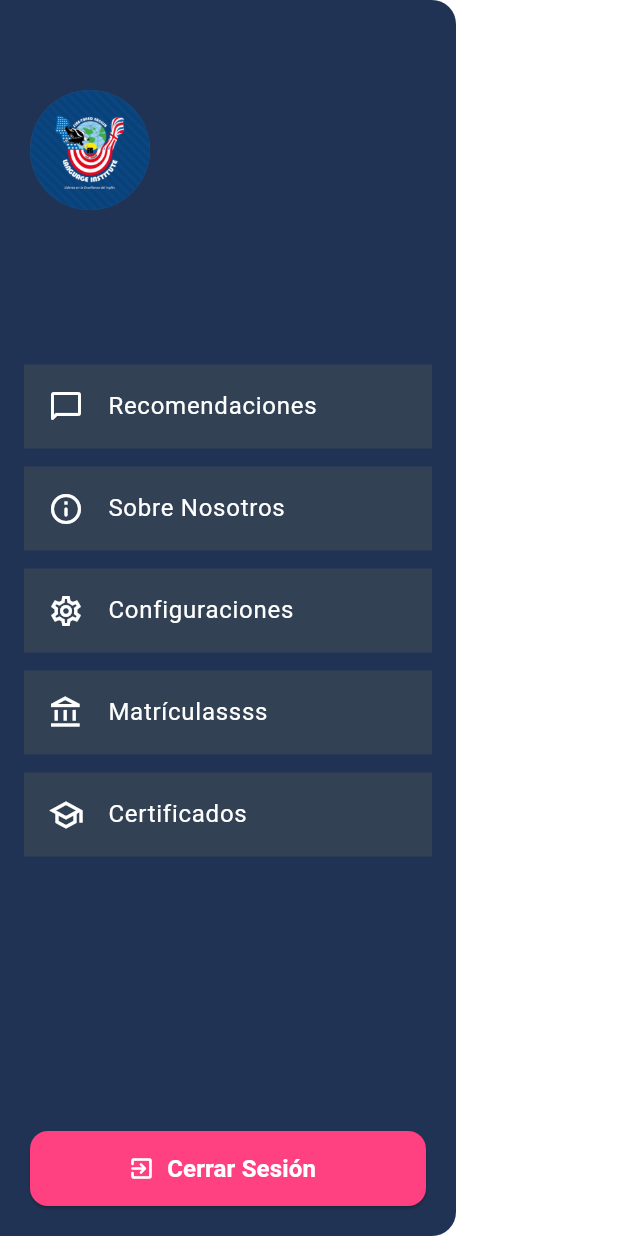
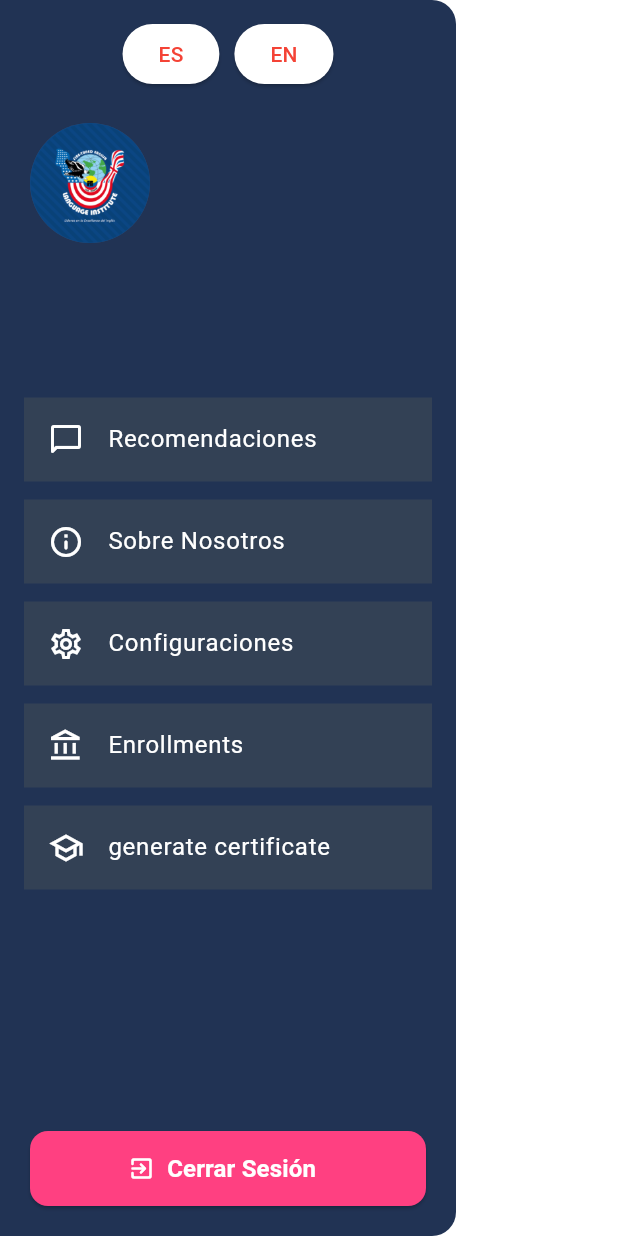
Before and after one commit to CristianJ23/fine-tuned-english, a Flutter app: the AppDrawer widget shown alone on an empty page, opened directly, on a phone screen of 412 x 824 dp. Run offline on Flutter 3.47's test engine with Material 3 defaults, Android fonts, the phone set to English and light mode, and no system bars; our stand-ins replace cloud_firestore, easy_localization, firebase_auth, firebase_core, flutter_credit_card, open_filex and 4 more; accounts and stored records are empty.

Commit message:
traduccion de la app

```diff
--- /dev/null
+++ b/FineTunedEnglish/app/assets/langs/en.json
@@ -0,0 +1,6 @@
+{
+  "title": "Generate Certificate",
+  "generar_certificado": "generate certificate",
+  "matriculas": "Enrollments",
+  "hello": "Hello, {{name}}"
+}
--- /dev/null
+++ b/FineTunedEnglish/app/assets/langs/es.json
@@ -0,0 +1,6 @@
+{
+  "title": "Generador de Certificados",
+  "generar_certificado": "Generar Certificado",
+  "matriculas": "Matrículas",
+  "hello": "Hola, {{name}}"
+}
--- a/FineTunedEnglish/app/lib/presentation/widgets/app_drawer.dart
+++ b/FineTunedEnglish/app/lib/presentation/widgets/app_drawer.dart
@@ -1,4 +1,5 @@
 import 'package:flutter/material.dart';
+import 'package:easy_localization/easy_localization.dart'; // <-- IMPORTANTE
 import '../services/auth_service.dart';
 import '../models/usuarios.dart';
 import '../pages/payment_page.dart';
@@ -17,6 +18,39 @@ class AppDrawer extends StatelessWidget {
       backgroundColor: drawerBackgroundColor,
       child: Column(
         children: [
+          // === Botón de idioma en la parte superior ===
+          SafeArea(
+            child: Padding(
+              padding: const EdgeInsets.all(12.0),
+              child: Row(
+                mainAxisAlignment: MainAxisAlignment.center,
+                children: [
+                  ElevatedButton(
+                    style: ElevatedButton.styleFrom(
+                      backgroundColor: Colors.white,
+                      foregroundColor: Colors.red, //color del texto
+                    ),
+                    onPressed: () {
+                      context.setLocale(const Locale('es'));
+                    },
+                    child: const Text("ES"),
+                  ),
+                  const SizedBox(width: 10),
+                  ElevatedButton(
+                    style: ElevatedButton.styleFrom(
+                      backgroundColor: Colors.white,
+                      foregroundColor: Colors.red, //color del texto
+                    ),
+                    onPressed: () {
+                      context.setLocale(const Locale('en'));
+                    },
+                    child: const Text("EN"),
+                  ),
+                ],
+              ),
+            ),
+          ),
+
           Expanded(
             child: ListView(
               padding: EdgeInsets.zero,
@@ -48,19 +82,20 @@ class AppDrawer extends StatelessWidget {
                 ),
                 _buildDrawerItem(
                   icon: Icons.account_balance_outlined,
-                  text: 'Matrículassss',
+                  text: 'matriculas'.tr(),
                   buttonColor: buttonColor,
                   onTap: () {
                     Navigator.pop(context);
                     Navigator.push(
                       context,
-                      MaterialPageRoute(builder: (context) => const PaymentPage()),
+                      MaterialPageRoute(
+                          builder: (context) => const PaymentPage()),
                     );
                   },
                 ),
                 _buildDrawerItem(
                   icon: Icons.school_outlined,
-                  text: 'Certificados',
+                  text: 'generar_certificado'.tr(), // 👈 Aquí usas la clave del JSON
                   buttonColor: buttonColor,
                   onTap: () {
                     Navigator.pop(context);
@@ -69,7 +104,6 @@ class AppDrawer extends StatelessWidget {
                       MaterialPageRoute(builder: (context) => const CertificatePage()),
                     );
                   },
-
                 ),
               ],
             ),
@@ -83,15 +117,16 @@ class AppDrawer extends StatelessWidget {
 
   Widget _buildDrawerHeader(BuildContext context) {
     final Usuarios? currentUser = AuthService.currentUser;
-    final String displayName = currentUser != null ? '${currentUser.nombres} ${currentUser.apellidos}' : 'Invitado';
+    final String displayName = currentUser != null
+        ? '${currentUser.nombres} ${currentUser.apellidos}'
+        : 'Invitado';
     final String displayEmail = currentUser?.email ?? 'No autenticado';
 
-    // Opcional: Define una imagen por defecto
-    final ImageProvider displayImage = const AssetImage('assets/splash/app_icon.png');
-
+    final ImageProvider displayImage =
+    const AssetImage('assets/splash/app_icon.png');
 
     return Padding(
-      padding: const EdgeInsets.fromLTRB(20, 60, 20, 30),
+      padding: const EdgeInsets.fromLTRB(20, 10, 20, 30),
       child: Column(
         crossAxisAlignment: CrossAxisAlignment.start,
         children: [
@@ -135,7 +170,8 @@ class AppDrawer extends StatelessWidget {
         child: ListTile(
           tileColor: buttonColor,
           leading: Icon(icon, color: Colors.white, size: 24),
-          title: Text(text, style: const TextStyle(color: Colors.white, fontSize: 16)),
+          title: Text(text,
+              style: const TextStyle(color: Colors.white, fontSize: 16)),
           onTap: onTap,
         ),
       ),
@@ -159,7 +195,8 @@ class AppDrawer extends StatelessWidget {
         icon: const Icon(Icons.exit_to_app_rounded, color: Colors.white),
         label: const Text(
           'Cerrar Sesión',
-          style: TextStyle(color: Colors.white, fontWeight: FontWeight.bold, fontSize: 16),
+          style: TextStyle(
+              color: Colors.white, fontWeight: FontWeight.bold, fontSize: 16),
         ),
         style: ElevatedButton.styleFrom(
           backgroundColor: Colors.pinkAccent,
--- a/FineTunedEnglish/app/pubspec.yaml
+++ b/FineTunedEnglish/app/pubspec.yaml
@@ -15,7 +15,7 @@ dependencies:
   firebase_core: ^2.30.0
   cloud_firestore: ^4.15.0
   firebase_auth: ^4.17.4
-  intl: 0.19.0
+  intl: ^0.20.2
   flutter_credit_card: ^3.0.1
   screenshot: ^3.0.0
   path_provider: ^2.0.11
@@ -26,6 +26,9 @@ dependencies:
   pdf_render: ^1.4.12
   image: ^4.0.17
   open_filex: ^4.4.0
+  easy_localization: ^3.0.5
+
+
 
 
 
@@ -51,3 +54,4 @@ flutter:
     - assets/splash/app_icon.png
     - assets/certificates/img.png
     - assets/certificates/certificado.png
+    - assets/langs/
```
Also changed, not shown: FineTunedEnglish/app/lib/main.dart (+17 -1 lines), FineTunedEnglish/app/lib/presentation/pages/certificates_page.dart (+10 -6 lines), FineTunedEnglish/app/pubspec.lock, 1 other file.
